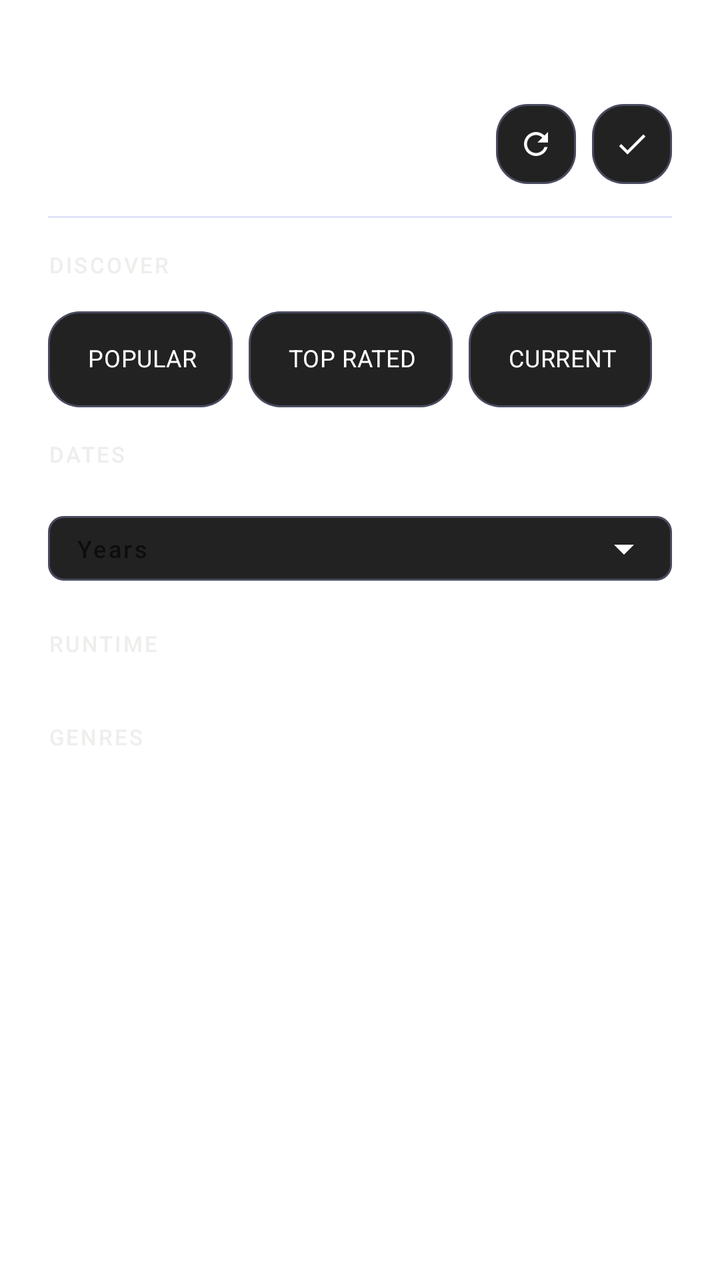
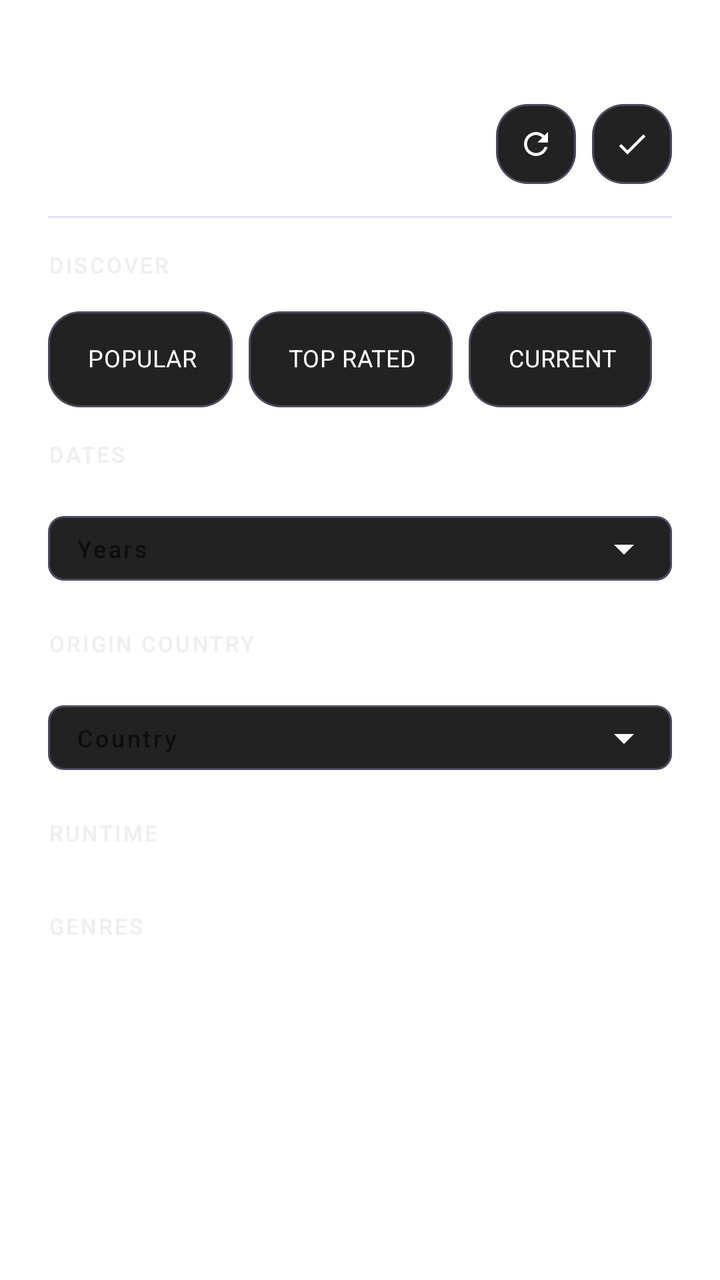

Compare the two renders of this Android layout. The source of the first and the diff that turns it into the second are given below.
<!-- AndroidManifest.xml: application theme AppTheme -->
<!-- res/layout/bottom_sheet_filters.xml -->
<?xml version="1.0" encoding="utf-8"?>
<LinearLayout xmlns:android="http://schemas.android.com/apk/res/android"
    xmlns:app="http://schemas.android.com/apk/res-auto"
    android:layout_width="match_parent"
    android:layout_height="wrap_content"
    android:orientation="vertical"
    android:paddingHorizontal="@dimen/activity_horizontal_margin"
    android:paddingVertical="@dimen/activity_vertical_margin"
    android:background="@android:color/transparent">

    <View
        android:layout_width="40dp"
        android:layout_height="4dp"
        android:layout_gravity="center_horizontal"
        android:layout_marginBottom="16dp"
        android:background="@drawable/bottom_sheet_handle" />

    <RelativeLayout
        android:layout_width="match_parent"
        android:layout_height="wrap_content"
        android:layout_marginVertical="@dimen/activity_vertical_margin">

        <TextView
            android:layout_width="wrap_content"
            android:layout_height="wrap_content"
            android:layout_alignParentStart="true"
            android:layout_centerVertical="true"
            android:text="@string/filters_title"
            android:textAppearance="@style/TextAppearance.MaterialComponents.Headline6"
            android:textColor="@color/white" />

        <LinearLayout
            android:layout_width="wrap_content"
            android:layout_height="wrap_content"
            android:layout_alignParentEnd="true"
            android:orientation="horizontal">

            <com.google.android.material.button.MaterialButton
                android:id="@+id/btn_reset"
                style="@style/BentoIconButton"
                android:layout_width="40dp"
                android:layout_height="40dp"
                android:layout_marginEnd="8dp"
                app:icon="@drawable/ic_reset"
                app:iconSize="18dp"
                app:iconPadding="0dp"
                android:insetTop="0dp"
                android:insetBottom="0dp" />

            <com.google.android.material.button.MaterialButton
                android:id="@+id/btn_apply"
                style="@style/BentoIconButton"
                android:layout_width="40dp"
                android:layout_height="40dp"
                app:icon="@drawable/ic_apply"
                app:iconSize="18dp"
                app:iconPadding="0dp"
                android:insetTop="0dp"
                android:insetBottom="0dp" />

        </LinearLayout>

    </RelativeLayout>

    <View
        android:layout_width="match_parent"
        android:layout_height="1dp"
        android:background="@color/color_primary_semi_opaq" />

    <TextView
        style="@style/BentoLabel"
        android:layout_width="wrap_content"
        android:layout_height="wrap_content"
        android:text="@string/menu_discover"
        android:layout_marginVertical="@dimen/activity_vertical_margin" />

    <com.google.android.material.chip.ChipGroup
        android:id="@+id/chip_group_discovery_type"
        android:layout_width="match_parent"
        android:layout_height="wrap_content"
        app:singleSelection="true"
        app:selectionRequired="true">

        <com.google.android.material.chip.Chip
            android:id="@+id/chip_popular"
            style="@style/BentoChip"
            android:layout_width="wrap_content"
            android:layout_height="wrap_content"
            android:text="@string/menu_popular"
            app:checkedIconVisible="false" />

        <com.google.android.material.chip.Chip
            android:id="@+id/chip_top_rated"
            style="@style/BentoChip"
            android:layout_width="wrap_content"
            android:layout_height="wrap_content"
            android:text="@string/menu_top_rated"
            app:checkedIconVisible="false" />

        <com.google.android.material.chip.Chip
            android:id="@+id/chip_on_air"
            style="@style/BentoChip"
            android:layout_width="wrap_content"
            android:layout_height="wrap_content"
            android:text="@string/menu_on_air"
            app:checkedIconVisible="false" />

    </com.google.android.material.chip.ChipGroup>

    <TextView
        style="@style/BentoLabel"
        android:layout_width="wrap_content"
        android:layout_height="wrap_content"
        android:text="@string/dates_title"
        android:layout_marginVertical="@dimen/activity_vertical_margin" />

    <com.google.android.material.textfield.TextInputLayout
        android:id="@+id/layout_year"
        style="@style/BentoSelector"
        android:layout_width="match_parent"
        android:layout_height="wrap_content">

        <AutoCompleteTextView
            android:id="@+id/spinner_year"
            style="@style/BentoSelectorText"
            android:layout_width="match_parent"
            android:layout_height="wrap_content"
            android:inputType="none"
            android:hint="@string/year_text"
            android:paddingStart="@dimen/grid_spacing"
            android:paddingEnd="@dimen/grid_spacing" />

    </com.google.android.material.textfield.TextInputLayout>

    <LinearLayout
        android:layout_width="match_parent"
        android:layout_height="wrap_content"
        android:orientation="horizontal"
        android:gravity="center_vertical"
        android:layout_marginVertical="@dimen/activity_vertical_margin">

        <TextView
            style="@style/BentoLabel"
            android:layout_width="wrap_content"
            android:layout_height="wrap_content"
            android:layout_marginVertical="0dp"
            android:text="@string/runtime" />

        <TextView
            android:layout_width="wrap_content"
            android:layout_height="wrap_content"
            android:layout_marginStart="8dp"
            android:alpha="0.6"
            android:text="@string/runtime_warning"
            android:textColor="@color/white"
            android:textSize="11sp"
            android:textStyle="italic" />
    </LinearLayout>

    <androidx.recyclerview.widget.RecyclerView
        android:id="@+id/recycler_runtime"
        android:layout_width="match_parent"
        android:layout_height="wrap_content"
        android:orientation="horizontal"
        app:layoutManager="androidx.recyclerview.widget.LinearLayoutManager"
        android:clipToPadding="false" />

    <TextView
        style="@style/BentoLabel"
        android:layout_width="wrap_content"
        android:layout_height="wrap_content"
        android:text="@string/genres_text"
        android:layout_marginVertical="@dimen/activity_vertical_margin" />

    <androidx.recyclerview.widget.RecyclerView
        android:id="@+id/recycler_genres"
        android:layout_width="match_parent"
        android:layout_height="wrap_content"
        android:orientation="horizontal"
        app:layoutManager="androidx.recyclerview.widget.LinearLayoutManager"
        android:clipToPadding="false" />

</LinearLayout>
<!-- resources referenced by this layout -->
<resources>
  <color name="color_primary_semi_opaq">#4F9DA6E6</color>
  <color name="white">#FFF</color>
  <dimen name="activity_horizontal_margin">24dp</dimen>
  <dimen name="activity_vertical_margin">16dp</dimen>
  <dimen name="grid_spacing">14dp</dimen>
  <!-- drawable bottom_sheet_handle (drawable) -->
  <?xml version="1.0" encoding="utf-8"?>
  <shape xmlns:android="http://schemas.android.com/apk/res/android"
      android:shape="rectangle">
      <solid android:color="#4DFFFFFF" />
      <corners android:radius="2dp" />
  </shape>
  <!-- drawable ic_apply (drawable) -->
  <vector xmlns:android="http://schemas.android.com/apk/res/android"
      android:width="24dp"
      android:height="24dp"
      android:viewportWidth="24"
      android:viewportHeight="24">
      <path
          android:fillColor="#FFFFFF"
          android:pathData="M9,16.17L4.83,12l-1.42,1.41L9,19 21,7l-1.41,-1.41z"/>
  </vector>
  <!-- drawable ic_reset (drawable) -->
  <vector xmlns:android="http://schemas.android.com/apk/res/android"
      android:width="24dp"
      android:height="24dp"
      android:viewportWidth="24"
      android:viewportHeight="24">
      <path
          android:fillColor="#FFFFFF"
          android:pathData="M17.65,6.35C16.2,4.9 14.21,4 12,4c-4.42,0 -7.99,3.58 -7.99,8s3.57,8 7.99,8c3.73,0 6.84,-2.55 7.73,-6h-2.08c-0.82,2.33 -3.04,4 -5.65,4c-3.31,0 -6,-2.69 -6,-6s2.69,-6 6,-6c1.66,0 3.14,0.69 4.22,1.78L13,11h7V4l-2.35,2.35z"/>
  </vector>
  <string name="dates_title">Dates</string>
  <string name="filters_title">Filters</string>
  <string name="genres_text">Genres</string>
  <string name="menu_discover">Discover</string>
  <string name="menu_on_air">Current</string>
  <string name="menu_popular">Popular</string>
  <string name="menu_top_rated">Top Rated</string>
  <string name="runtime">Runtime</string>
  <string name="runtime_warning">(Accuracy may vary due to missing API data)</string>
  <string name="year_text">Years</string>
  <style name="BentoLabel">
          <item name="android:fontFamily">sans-serif-medium</item>
          <item name="android:textAllCaps">true</item>
          <item name="android:textColor">#99E5E2E1</item>
          <item name="android:textSize">11sp</item>
          <item name="android:letterSpacing">0.1</item>
      </style>
  <style name="BentoSelectorText">
          <item name="android:textSize">12sp</item>
          <item name="android:textAllCaps">true</item>
          <item name="android:letterSpacing">0.1</item>
          <item name="android:textColor">@color/white</item>
          <item name="android:fontFamily">sans-serif-medium</item>
          <item name="android:paddingTop">8dp</item>
          <item name="android:paddingBottom">8dp</item>
      </style>
  <style name="AppTheme" parent="Theme.MaterialComponents.DayNight.NoActionBar">
          
          <item name="colorPrimary">@color/colorPrimary</item>
          <item name="colorSecondary">@color/colorSecondary</item>
          <item name="colorAccent">@color/colorAccent</item>
  
          <item name="android:statusBarColor">@android:color/transparent</item>
          <item name="android:navigationBarColor">@android:color/transparent</item>
          <item name="android:windowLightStatusBar">?attr/isLightTheme</item>
      </style>
  <color name="colorPrimary">#4F9DA6</color>
  <color name="card_background_color">#222222</color>
  <color name="colorSecondary">#121212</color>
  <color name="colorAccent">#FF007A</color>
  <!-- unchanged entries left out for length: 3 -->
</resources>

<!-- the commit's change to res/layout/bottom_sheet_filters.xml (unified diff, before → after) -->
@@ -132,6 +132,31 @@
 
     </com.google.android.material.textfield.TextInputLayout>
 
+    <TextView
+        style="@style/BentoLabel"
+        android:layout_width="wrap_content"
+        android:layout_height="wrap_content"
+        android:text="@string/origin_country_title"
+        android:layout_marginVertical="@dimen/activity_vertical_margin" />
+
+    <com.google.android.material.textfield.TextInputLayout
+        android:id="@+id/layout_country"
+        style="@style/BentoSelector"
+        android:layout_width="match_parent"
+        android:layout_height="wrap_content">
+
+        <AutoCompleteTextView
+            android:id="@+id/spinner_country"
+            style="@style/BentoSelectorText"
+            android:layout_width="match_parent"
+            android:layout_height="wrap_content"
+            android:inputType="none"
+            android:hint="@string/origin_country_text"
+            android:paddingStart="@dimen/grid_spacing"
+            android:paddingEnd="@dimen/grid_spacing" />
+
+    </com.google.android.material.textfield.TextInputLayout>
+
     <LinearLayout
         android:layout_width="match_parent"
         android:layout_height="wrap_content"
<!-- resource entries referenced after the edit -->
@@ -39,6 +39,8 @@
   <string name="menu_on_air">Current</string>
   <string name="menu_popular">Popular</string>
   <string name="menu_top_rated">Top Rated</string>
+  <string name="origin_country_text">Country</string>
+  <string name="origin_country_title">Origin Country</string>
   <string name="runtime">Runtime</string>
   <string name="runtime_warning">(Accuracy may vary due to missing API data)</string>
   <string name="year_text">Years</string>
